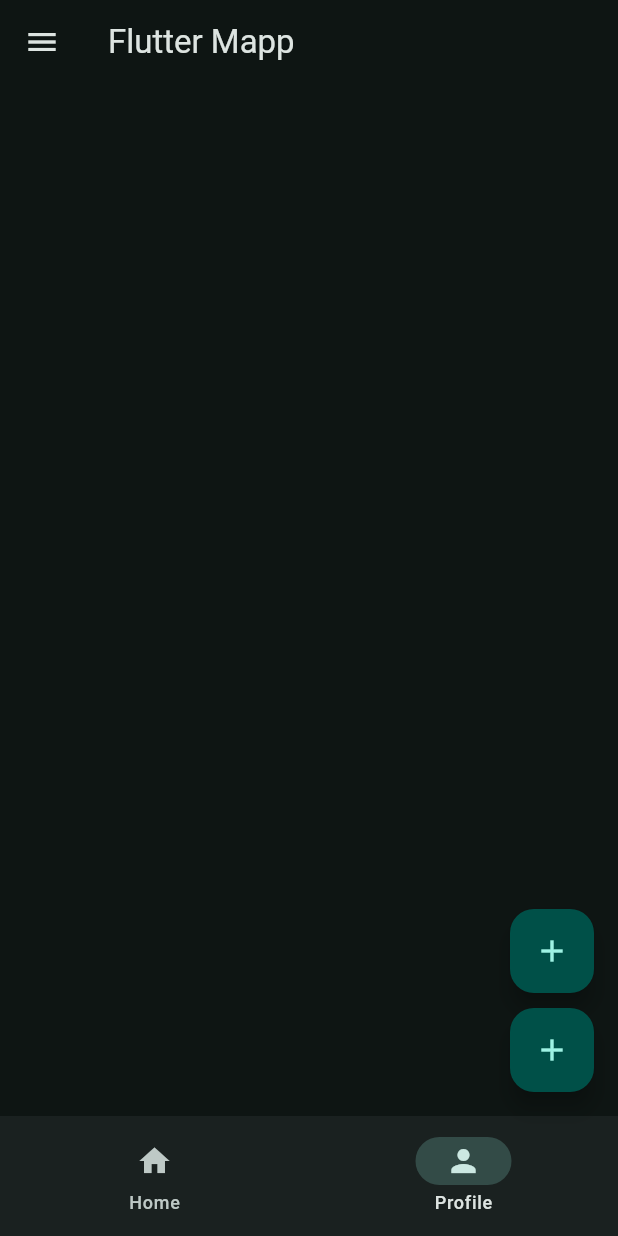
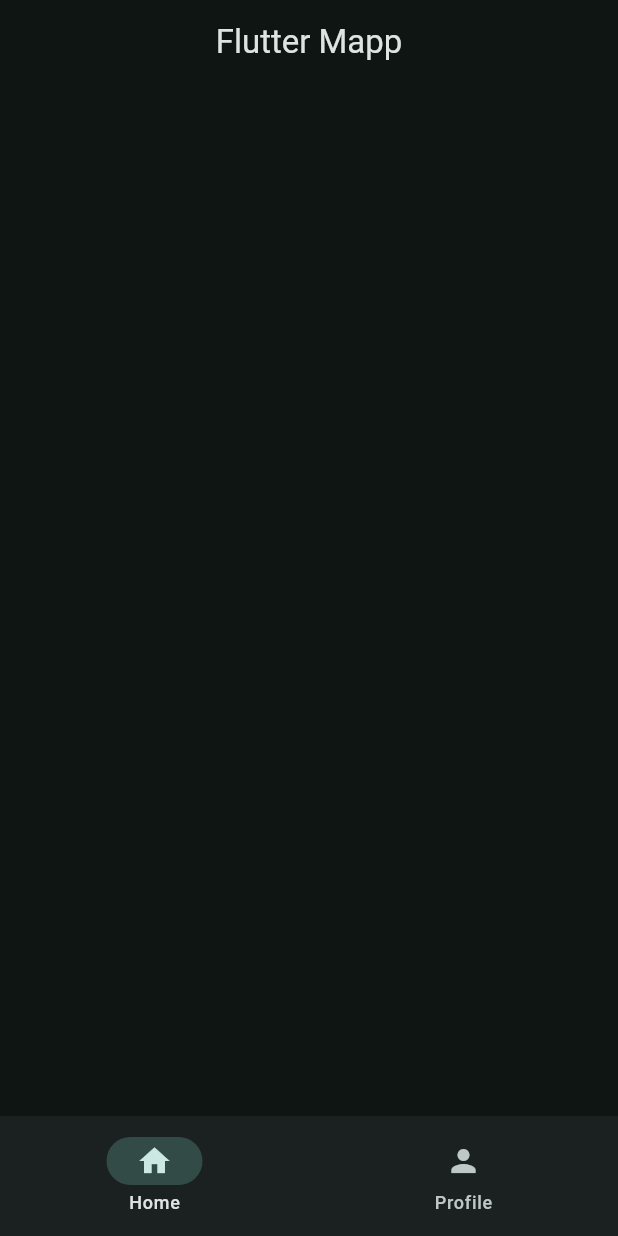
Before and after one commit to sanke46/fitness_crm, a Flutter app: the screen it shows after launch, on a phone screen of 412 x 824 dp. Run offline on Flutter 3.47's test engine with Material 3 defaults, Android fonts, the phone set to English and light mode, and no system bars.

```diff
--- a/lib/main.dart
+++ b/lib/main.dart
@@ -22,30 +22,14 @@ class MyApp extends StatelessWidget {
         ),
       ),
       home: Scaffold(
-        appBar: AppBar(title: Text('Flutter Mapp'), centerTitle: false),
-        drawer: Drawer(
-          child: Column(
-            children: [
-              DrawerHeader(child: Text("Drawer")),
-              ListTile(title: Text("Logout")),
-            ],
-          ),
-        ),
-        floatingActionButton: Column(
-          mainAxisSize: MainAxisSize.min,
-          children: [
-            FloatingActionButton(onPressed: () {}, child: Icon(Icons.add)),
-            SizedBox(height: 10.0),
-            FloatingActionButton(onPressed: () {}, child: Icon(Icons.add)),
-          ],
-        ),
+        appBar: AppBar(title: Text('Flutter Mapp'), centerTitle: true),
         bottomNavigationBar: NavigationBar(
           destinations: [
             NavigationDestination(icon: Icon(Icons.home), label: "Home"),
             NavigationDestination(icon: Icon(Icons.person), label: "Profile"),
           ],
           onDestinationSelected: (value) {},
-          selectedIndex: 1,
+          selectedIndex: 0,
         ),
       ),
     );
```
